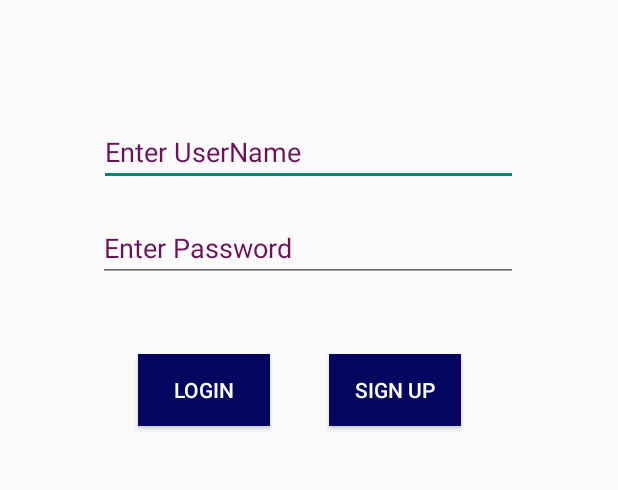
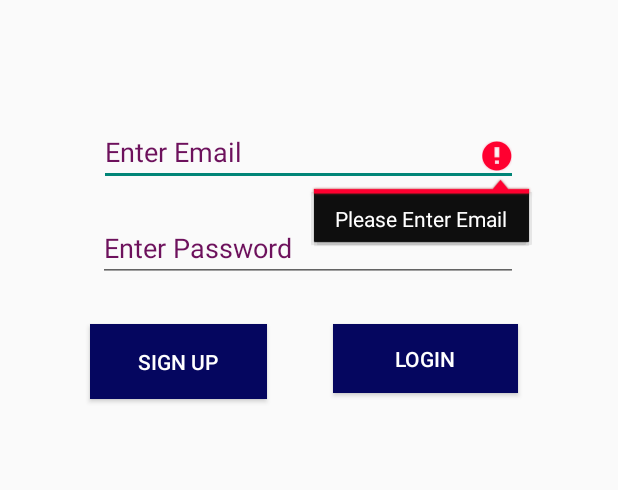
Before and after one commit to James-sinyangwe/crime-reporting-app, an Android app: the screen it shows after launch (MainActivity), after a tap on "LOGIN", on a phone screen of 412 x 824 dp, the part 386-876 px from its top. Run offline under Robolectric (Android 15) with nearby library versions, the phone set to English and light mode, and no system bars; our stand-ins replace Firebase (no records; nobody signed in at launch, a user with empty details on screens opened directly).

Commit message:
user registration and  login successful.

```diff
--- a/app/src/main/java/com/example/myapplication/crimereportingapp/MainActivity.java
+++ b/app/src/main/java/com/example/myapplication/crimereportingapp/MainActivity.java
@@ -5,12 +5,17 @@ import androidx.appcompat.app.AppCompatActivity;
 
 import android.content.Intent;
 import android.os.Bundle;
+import android.util.Patterns;
 import android.view.View;
 import android.widget.Button;
 import android.widget.EditText;
+import android.widget.ProgressBar;
 import android.widget.TextView;
 import android.widget.Toast;
 
+import com.google.android.gms.tasks.OnCompleteListener;
+import com.google.android.gms.tasks.Task;
+import com.google.firebase.auth.AuthResult;
 import com.google.firebase.auth.FirebaseAuth;
 import com.google.firebase.database.DataSnapshot;
 import com.google.firebase.database.DatabaseError;
@@ -22,14 +27,18 @@ public class MainActivity extends AppCompatActivity {
 
      DatabaseReference databaseReference = FirebaseDatabase.getInstance().getReferenceFromUrl("https://crime-reporting-app-6db86-default-rtdb.firebaseio.com/");
       private Button sign_up_button,login_button;
-      private EditText username,password;
+      private EditText email_Edittext,password_Edittext;
+      private FirebaseAuth mAuth;
+      ProgressBar progressBar;
     @Override
     protected void onCreate(Bundle savedInstanceState) {
         super.onCreate(savedInstanceState);
         setContentView(R.layout.activity_main);
-        username =(EditText) findViewById(R.id.user_name);
-        password =(EditText) findViewById(R.id.password);
+        email_Edittext=(EditText) findViewById(R.id.user_name);
+        password_Edittext =(EditText) findViewById(R.id.password);
         login_button =(Button) findViewById(R.id.login_button);
+        progressBar =(ProgressBar)findViewById(R.id.progressBar2);
+        mAuth=FirebaseAuth.getInstance();
         sign_up_button=(Button) findViewById(R.id.sign_up_button);
         sign_up_button.setOnClickListener(new View.OnClickListener() {
             @Override
@@ -41,40 +50,41 @@ public class MainActivity extends AppCompatActivity {
         login_button.setOnClickListener(new View.OnClickListener() {
             @Override
             public void onClick(View view) {
-               final String phonenumberTxt =username.getText().toString();
-               final String passwordTXt =password.getText().toString();
+               final String EmailTxt =email_Edittext.getText().toString();
+               final String passwordTXt =password_Edittext.getText().toString();
 
-               if  (phonenumberTxt.isEmpty() || passwordTXt.isEmpty()){
-                   Toast.makeText(MainActivity.this,"Username or Password is Empty",Toast.LENGTH_SHORT).show();
+               if  (EmailTxt.isEmpty()){
+                         email_Edittext.setError("Please Enter Email");
+                         email_Edittext.requestFocus();
+                         return;
+               }
+                if(!Patterns.EMAIL_ADDRESS.matcher(EmailTxt).matches()){
 
+                    email_Edittext.setError("Please Enter a Valid Email");
+                    email_Edittext.requestFocus();
+                    return;
+                }
+               if (passwordTXt.isEmpty()){
+                   password_Edittext.setError("Please Enter your password");
+                   password_Edittext.requestFocus();
+                           return;
                }
-               else{
-                          databaseReference.child("user").addListenerForSingleValueEvent(new ValueEventListener() {
-                              @Override
-                              public void onDataChange(@NonNull DataSnapshot snapshot) {
-                                  // here will check if the user's phone number is in the database
-                                  if(snapshot.hasChild(phonenumberTxt)){
+               if(passwordTXt.length()<6){
+                   password_Edittext.setError("Minimum password length is 6 characters");
+               }
+               progressBar.setVisibility(View.VISIBLE);
+               mAuth.signInWithEmailAndPassword(EmailTxt,passwordTXt).addOnCompleteListener(new OnCompleteListener<AuthResult>() {
+                   @Override
+                   public void onComplete(@NonNull Task<AuthResult> task) {
+                       if(task.isSuccessful()){
+                           Intent intent = new Intent(MainActivity.this,DashboardActivity.class);
+                           startActivity(intent);
+                   }else{
+                       Toast.makeText(MainActivity.this,"Faild to login! Please Check your Credentials!",Toast.LENGTH_LONG).show();
+                       }
+                   }
+               });
 
-                                      //if the number is in the database then we check if the phone number and password match
-                                      final String getpassword= snapshot.child(phonenumberTxt).child("password").getValue(String.class);
-
-                                      if(getpassword.equals(passwordTXt)){
-                                          Toast.makeText(MainActivity.this,"logged in Successfully",Toast.LENGTH_SHORT).show();
-
-                                      }else{
-                                          Toast.makeText(MainActivity.this,"Wrong password",Toast.LENGTH_SHORT).show();
-                                      }
-                                  }else{
-                                      Toast.makeText(MainActivity.this,"Wrong password",Toast.LENGTH_SHORT).show();
-                                  }
-                              }
-
-                              @Override
-                              public void onCancelled(@NonNull DatabaseError error) {
-
-                              }
-                          });
-               }
             }
         });
     }
--- a/app/src/main/res/layout/activity_main.xml
+++ b/app/src/main/res/layout/activity_main.xml
@@ -24,7 +24,7 @@
         android:layout_height="40dp"
         android:layout_marginTop="84dp"
         android:ems="10"
-        android:hint="Enter UserName"
+        android:hint="Enter Email"
         android:inputType="textPersonName"
         android:textColorHint="#6d115c"
         app:layout_constraintEnd_toEndOf="parent"
@@ -48,28 +48,40 @@
 
     <Button
         android:id="@+id/login_button"
-        android:layout_width="wrap_content"
-        android:layout_height="wrap_content"
-        android:layout_marginStart="92dp"
-        android:layout_marginTop="48dp"
+        android:layout_width="123dp"
+        android:layout_height="46dp"
+        android:layout_marginTop="28dp"
         android:background="#05065f"
         android:text="Login"
+        android:textColor="@color/white"
+        app:layout_constraintEnd_toEndOf="parent"
+        app:layout_constraintHorizontal_bias="0.4"
+        app:layout_constraintStart_toEndOf="@+id/sign_up_button"
+        app:layout_constraintTop_toBottomOf="@+id/password" />
+
+    <Button
+        android:id="@+id/sign_up_button"
+        android:layout_width="118dp"
+        android:layout_height="50dp"
+        android:layout_marginStart="60dp"
+        android:layout_marginTop="28dp"
+        android:background="#05065f"
+        android:text="Sign Up"
         android:textColor="@color/white"
         app:layout_constraintStart_toStartOf="parent"
         app:layout_constraintTop_toBottomOf="@+id/password" />
 
-    <Button
-        android:id="@+id/sign_up_button"
+    <ProgressBar
+        android:id="@+id/progressBar2"
+        style="?android:attr/progressBarStyle"
         android:layout_width="wrap_content"
         android:layout_height="wrap_content"
-        android:layout_marginTop="48dp"
-        android:background="#05065f"
-        android:text="Sign Up"
-        android:textColor="@color/white"
+        android:layout_marginTop="368dp"
+        android:visibility="invisible"
         app:layout_constraintEnd_toEndOf="parent"
-        app:layout_constraintHorizontal_bias="0.273"
-        app:layout_constraintStart_toEndOf="@+id/login_button"
-        app:layout_constraintTop_toBottomOf="@+id/password" />
+        app:layout_constraintHorizontal_bias="0.498"
+        app:layout_constraintStart_toStartOf="parent"
+        app:layout_constraintTop_toTopOf="parent" />
 
 
 </androidx.constraintlayout.widget.ConstraintLayout>
```
Also changed, not shown: app/src/main/res/layout/activity_dashboard.xml (+10 -0 lines).
